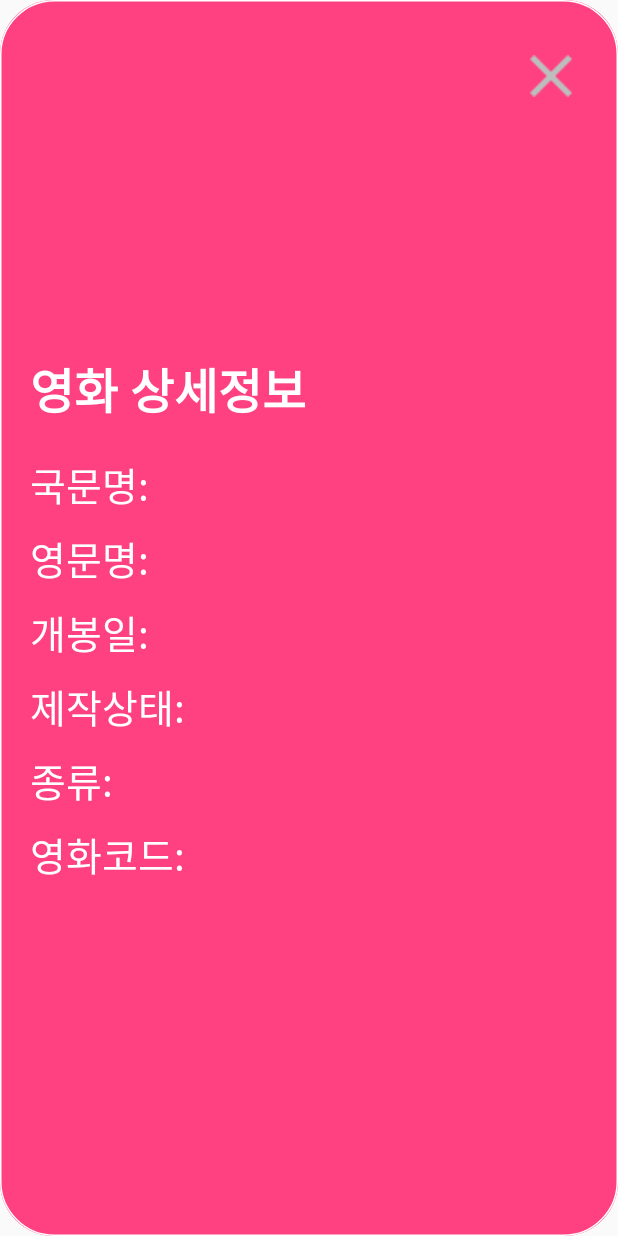
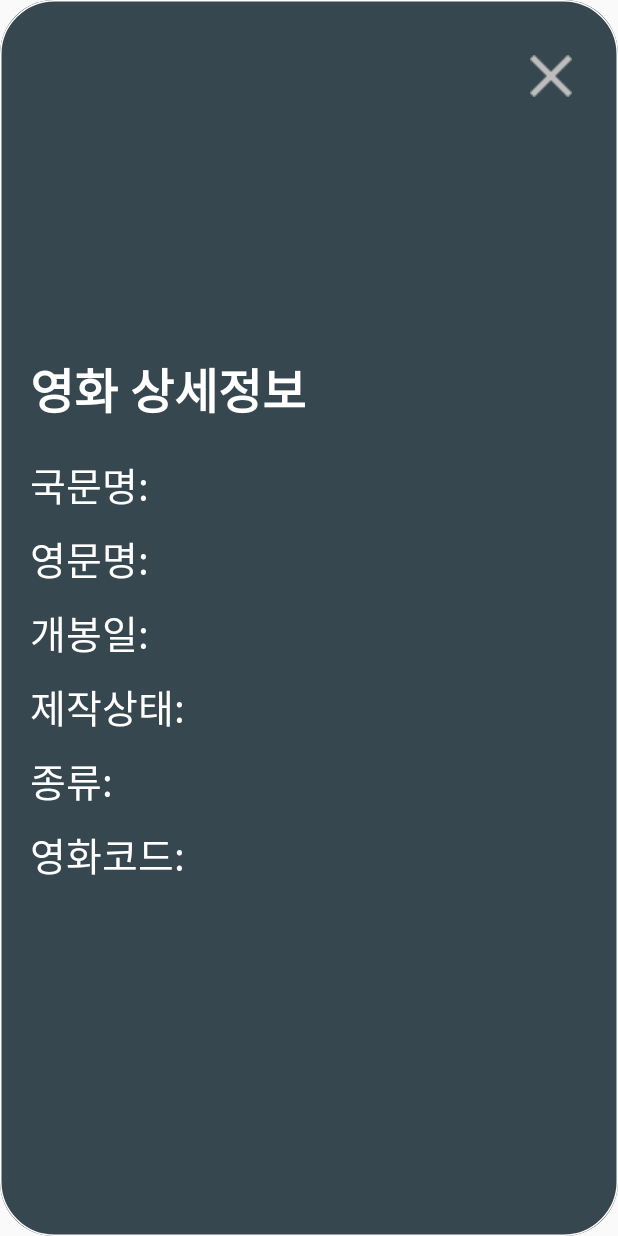
Before and after one commit to sorikirisulong/WeeklyBox, an Android app: the fragment WeeklyMovieDetailFragment placed in its activity, on a phone screen of 412 x 824 dp. Run offline under Robolectric (Android 15) with nearby library versions, the phone set to English and light mode, and no system bars; our stand-ins replace Dagger/Hilt's generated code, data binding.

```diff
--- a/app/src/main/res/layout/fragment_weekly_movie_detail.xml
+++ b/app/src/main/res/layout/fragment_weekly_movie_detail.xml
@@ -15,7 +15,7 @@
         android:layout_height="match_parent"
         app:rc_radius="36dp"
         app:rc_stroke_color="@color/white"
-        app:rc_fill_color="#FF4081">
+        app:rc_fill_color="@color/deep_gray">
 
         <ImageButton
             android:id="@+id/btn_close"
--- a/app/src/main/res/layout/item_weekly_movie_list_footer.xml
+++ b/app/src/main/res/layout/item_weekly_movie_list_footer.xml
@@ -13,7 +13,7 @@
         android:id="@+id/layout_content"
         android:layout_width="match_parent"
         android:layout_height="150dp"
-        app:rc_fill_color="@color/yellow"
+        app:rc_fill_color="@color/yellow_gray"
         app:rc_radius="30dp"
         android:layout_marginHorizontal="10dp"
         android:paddingTop="22dp"
--- a/app/src/main/res/values/colors.xml
+++ b/app/src/main/res/values/colors.xml
@@ -8,4 +8,5 @@
     <color name="deep_blue">#000033</color>
     <color name="deep_gray">#37474F</color>
     <color name="deep_teal">#673AB7</color>
+    <color name="yellow_gray">#FAF4C0</color>
 </resources>
```
Also changed, not shown: app/src/main/java/com/hsh/weeklybox/ui/movielist/WeeklyMovieListFragment.kt (+17 -2 lines).
